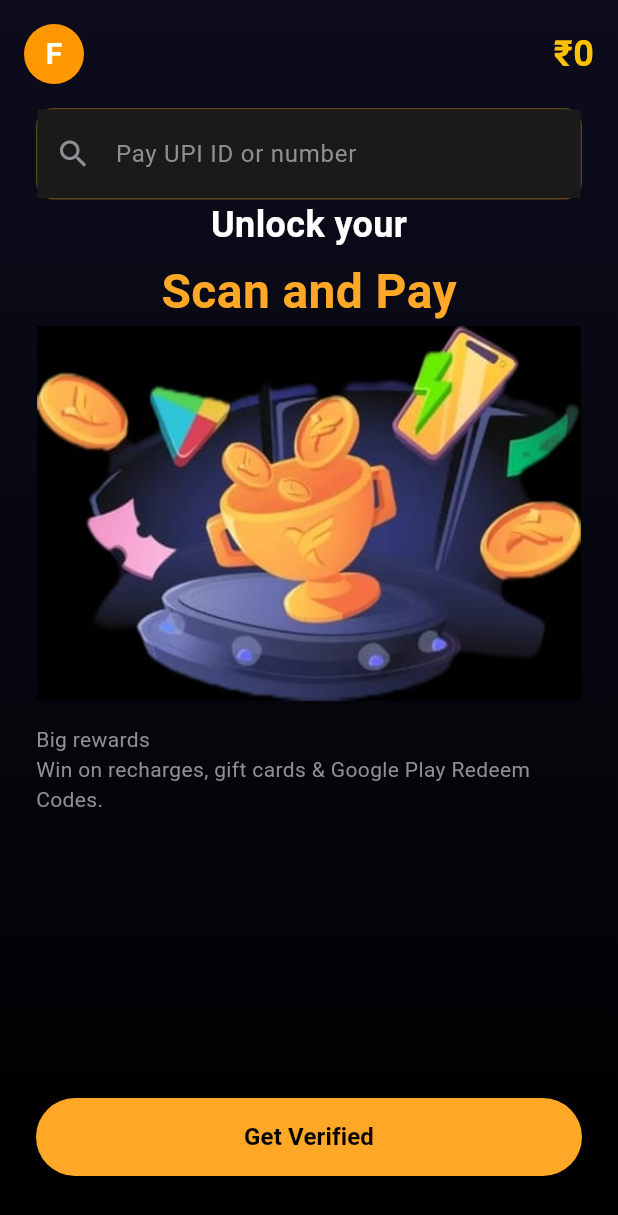
After one commit to Sujin14/famapp_clone, a Flutter app: the Page5Screen screen opened by its route, on a phone screen of 412 x 824 dp. The commit adds this screen. Shown: the top 1215 px of the screen. Run offline on Flutter 3.47's test engine with Material 3 defaults, Android fonts, the phone set to English and light mode, and no system bars; our stand-ins replace go_router.

```diff
--- a/lib/core/theme/app_colors.dart
+++ b/lib/core/theme/app_colors.dart
@@ -1,6 +1,3 @@
-// lib/core/theme/app_colors.dart
-// Updated with colors for verification summary screen
-
 import 'package:flutter/material.dart';
 
 class AppColors {
@@ -16,7 +13,7 @@ class AppColors {
   static const Color darkBackground = Color(0xFF0D0C1D);
   static const Color orangePrimary = Color(0xFFFFA726);
   static const Color inputBg = Color(0xFF1A1A1A);
-  static const Color termsNormal = Color(0xFF8E8A93);
+  static const Color termsNormal = Color(0xFF8E8E93);
 
   // Custom colors for screens
   static const Color verifiedGradientStart = darkBackground;
@@ -59,4 +56,14 @@ class AppColors {
   static const Color noteBg = Color(0xFF1A1A1A);
   static const Color noteText = Color(0xFFBDBDBD);
   static const Color feeIcon = Color(0xFFFF9800);
+
+  // Colors for UPI Scan and Pay screen
+  static const Color upiGradientStart = darkBackground;
+  static const Color upiGradientEnd = black;
+  static const Color upiTitleOrange = Color(0xFFFFA726);
+  static const Color upiSubtitle = Color(0xFF8E8E93);
+  static const Color profileOrange = Color(0xFFFF9800);
+  static const Color searchBg = Color(0xFF1A1A1A);
+  static const Color searchBorder = orangePrimary;
+  static const Color currencyRupee = Color(0xFFFFC107);
 }
--- a/lib/core/theme/app_text_styles.dart
+++ b/lib/core/theme/app_text_styles.dart
@@ -106,4 +106,26 @@ class AppTextStyles {
     fontWeight: FontWeight.w600,
     color: Colors.black,
   );
+
+  static const TextStyle upiTitle = TextStyle(
+    fontSize: 24,
+    fontWeight: FontWeight.bold,
+    color: AppColors.white,
+  );
+
+  static const TextStyle upiScanTitle = TextStyle(
+    fontSize: 32,
+    fontWeight: FontWeight.bold,
+    color: AppColors.upiTitleOrange,
+  );
+
+  static const TextStyle upiSubtitle = TextStyle(
+    fontSize: 14,
+    color: AppColors.upiSubtitle,
+  );
+
+  static const TextStyle searchHint = TextStyle(
+    fontSize: 16,
+    color: AppColors.upiSubtitle,
+  );
 }
--- a/lib/routes/app_router.dart
+++ b/lib/routes/app_router.dart
@@ -1,6 +1,5 @@
 // lib/routes/app_router.dart
-// Updated to include page4
-
+// Updated to include page5 (as in previous response)
 import 'package:go_router/go_router.dart';
 import 'package:fam_app/routes/app_routes.dart';
 import 'package:fam_app/screens/home/home_screen.dart';
@@ -8,6 +7,9 @@ import 'package:fam_app/screens/page1/page1_screen.dart';
 import 'package:fam_app/screens/page2/page2_screen.dart';
 import 'package:fam_app/screens/page3/page3_screen.dart';
 import 'package:fam_app/screens/page4/page4_screen.dart';
+import 'package:fam_app/screens/page5/page5_screen.dart';
+
+import '../screens/page6/page6_screen.dart';
 
 class AppRouter {
   static final GoRouter router = GoRouter(
@@ -38,6 +40,16 @@ class AppRouter {
         name: AppRoutes.page4,
         builder: (context, state) => const Page4Screen(),
       ),
+      GoRoute(
+        path: AppRoutes.page5,
+        name: AppRoutes.page5,
+        builder: (context, state) => const Page5Screen(),
+      ),
+      GoRoute(
+        path: AppRoutes.page6,
+        name: AppRoutes.page6,
+        builder: (context, state) => const Page6Screen(),
+      ),
     ],
   );
 }
--- a/lib/routes/app_routes.dart
+++ b/lib/routes/app_routes.dart
@@ -6,4 +6,5 @@ class AppRoutes {
   static const page3 = '/page3';
   static const page4 = '/page4';
   static const page5 = '/page5';
+  static const page6 = '/page6';
 }
--- a/lib/screens/home/home_screen.dart
+++ b/lib/screens/home/home_screen.dart
@@ -1,5 +1,3 @@
-// lib/screens/home/home_screen.dart
-// Updated to include tile for page4
 
 import 'package:flutter/material.dart';
 import 'package:fam_app/routes/app_routes.dart';
@@ -13,6 +11,8 @@ class HomeScreen extends StatelessWidget {
     {'title': 'Enter Phone Number Screen', 'route': AppRoutes.page2},
     {'title': 'Verifying SMS Screen', 'route': AppRoutes.page3},
     {'title': 'Verification Summary Screen', 'route': AppRoutes.page4},
+    {'title': 'UPI Scan and Pay Screen', 'route': AppRoutes.page5},
+    {'title': 'Verify Phone Screen', 'route': AppRoutes.page6},
   ];
 
   @override
@@ -23,7 +23,10 @@ class HomeScreen extends StatelessWidget {
         itemCount: screens.length,
         itemBuilder: (context, index) {
           final item = screens[index];
-          return HomeTile(title: item['title']!, routeName: item['route']!);
+          return HomeTile(
+            title: item['title']!,
+            routeName: item['route']!,
+          );
         },
       ),
     );
--- a/lib/screens/page4/page4_screen.dart
+++ b/lib/screens/page4/page4_screen.dart
@@ -78,7 +78,7 @@ class Page4Screen extends StatelessWidget {
               VerificationItem(
                 isSuccess: false,
                 mainText: 'Payment Failed for video verification',
-                assetPath: 'assets/images/retry_payment.jpg', // Add your asset
+                assetPath: 'assets/images/retry_payment.jpg',
               ),
               const TransactionLink(),
 
--- /dev/null
+++ b/lib/screens/page5/page5_screen.dart
@@ -0,0 +1,43 @@
+// lib/screens/page5/page5_screen.dart
+// Main screen
+import 'package:fam_app/screens/page5/widgets/rewards_image.dart';
+import 'package:flutter/material.dart';
+import 'package:fam_app/core/theme/app_colors.dart';
+import 'widgets/get_verified_button.dart';
+import 'widgets/profile_header.dart';
+import 'widgets/rewards_subtitle.dart';
+import 'widgets/scan_title.dart';
+import 'widgets/upi_searchbar.dart';
+
+class Page5Screen extends StatelessWidget {
+  const Page5Screen({super.key});
+
+  @override
+  Widget build(BuildContext context) {
+    return Scaffold(
+      body: Container(
+        decoration: const BoxDecoration(
+          gradient: LinearGradient(
+            colors: [AppColors.upiGradientStart, AppColors.upiGradientEnd],
+            begin: Alignment.topCenter,
+            end: Alignment.bottomCenter,
+          ),
+        ),
+        child: SafeArea(
+          child: Column(
+            children: [
+              const ProfileHeader(),
+              const UpiSearchBar(),
+              const ScanTitle(),
+              const RewardsImage(),
+              const RewardsSubtitle(),
+              const Spacer(flex: 1),
+              GetVerifiedButton(),
+              const SizedBox(height: 20),
+            ],
+          ),
+        ),
+      ),
+    );
+  }
+}
--- /dev/null
+++ b/lib/screens/page5/widgets/get_verified_button.dart
@@ -0,0 +1,36 @@
+// lib/widgets/get_verified_button.dart
+// Bottom button
+import 'package:flutter/material.dart';
+import 'package:go_router/go_router.dart';
+import 'package:fam_app/core/theme/app_colors.dart';
+import 'package:fam_app/core/theme/app_text_styles.dart';
+
+class GetVerifiedButton extends StatelessWidget {
+  const GetVerifiedButton({super.key});
+
+  @override
+  Widget build(BuildContext context) {
+    return Padding(
+      padding: const EdgeInsets.symmetric(horizontal: 24.0, vertical: 20.0),
+      child: SizedBox(
+        width: double.infinity,
+        height: 52,
+        child: ElevatedButton(
+          onPressed: () => context.pushNamed('/page2'), // To phone entry
+          style: ElevatedButton.styleFrom(
+            backgroundColor: AppColors.upiTitleOrange,
+            foregroundColor: Colors.black,
+            shape: RoundedRectangleBorder(
+              borderRadius: BorderRadius.circular(30),
+            ),
+            elevation: 0,
+          ),
+          child: const Text(
+            'Get Verified',
+            style: AppTextStyles.buttonText,
+          ),
+        ),
+      ),
+    );
+  }
+}
--- /dev/null
+++ b/lib/screens/page5/widgets/profile_header.dart
@@ -0,0 +1,46 @@
+// lib/widgets/profile_header.dart
+// Profile avatar and balance
+import 'package:flutter/material.dart';
+import 'package:fam_app/core/theme/app_colors.dart';
+
+class ProfileHeader extends StatelessWidget {
+  const ProfileHeader({super.key});
+
+  @override
+  Widget build(BuildContext context) {
+    return Padding(
+      padding: const EdgeInsets.all(16.0),
+      child: Row(
+        mainAxisAlignment: MainAxisAlignment.spaceBetween,
+        children: [
+          Container(
+            width: 40,
+            height: 40,
+            decoration: BoxDecoration(
+              color: AppColors.profileOrange,
+              shape: BoxShape.circle,
+            ),
+            child: const Center(
+              child: Text(
+                'F',
+                style: TextStyle(
+                  color: Colors.white,
+                  fontSize: 20,
+                  fontWeight: FontWeight.bold,
+                ),
+              ),
+            ),
+          ),
+          Text(
+            '₹0',
+            style: const TextStyle(
+              color: AppColors.currencyRupee,
+              fontSize: 24,
+              fontWeight: FontWeight.bold,
+            ),
+          ),
+        ],
+      ),
+    );
+  }
+}
--- /dev/null
+++ b/lib/screens/page5/widgets/rewards_image.dart
@@ -0,0 +1,15 @@
+
+import 'package:flutter/material.dart';
+
+class RewardsImage extends StatelessWidget {
+  const RewardsImage({super.key});
+
+  @override
+  Widget build(BuildContext context) {
+    return Image.asset(
+      'assets/images/trophy.jpg',
+      height: 250,
+      fit: BoxFit.contain,
+    );
+  }
+}
--- /dev/null
+++ b/lib/screens/page5/widgets/rewards_subtitle.dart
@@ -0,0 +1,19 @@
+// lib/widgets/rewards_subtitle.dart
+// Subtitle text
+import 'package:flutter/material.dart';
+import 'package:fam_app/core/theme/app_text_styles.dart';
+
+class RewardsSubtitle extends StatelessWidget {
+  const RewardsSubtitle({super.key});
+
+  @override
+  Widget build(BuildContext context) {
+    return const Padding(
+      padding: EdgeInsets.symmetric(horizontal: 24.0, vertical: 16.0),
+      child: Text(
+        'Big rewards\nWin on recharges, gift cards & Google Play Redeem Codes.',
+        style: AppTextStyles.upiSubtitle,
+      ),
+    );
+  }
+}
--- /dev/null
+++ b/lib/screens/page5/widgets/scan_title.dart
@@ -0,0 +1,28 @@
+// lib/widgets/scan_title.dart
+// "Unlock your Scan and Pay" title
+import 'package:flutter/material.dart';
+import 'package:fam_app/core/theme/app_text_styles.dart';
+
+class ScanTitle extends StatelessWidget {
+  const ScanTitle({super.key});
+
+  @override
+  Widget build(BuildContext context) {
+    return const Padding(
+      padding: EdgeInsets.symmetric(horizontal: 24.0),
+      child: Column(
+        children: [
+          Text(
+            'Unlock your',
+            style: AppTextStyles.upiTitle,
+          ),
+          SizedBox(height: 4),
+          Text(
+            'Scan and Pay',
+            style: AppTextStyles.upiScanTitle,
+          ),
+        ],
+      ),
+    );
+  }
+}
--- /dev/null
+++ b/lib/screens/page5/widgets/upi_searchbar.dart
@@ -0,0 +1,33 @@
+// lib/widgets/upi_search_bar.dart
+// Search bar for UPI ID
+import 'package:flutter/material.dart';
+import 'package:fam_app/core/theme/app_colors.dart';
+import 'package:fam_app/core/theme/app_text_styles.dart';
+
+class UpiSearchBar extends StatelessWidget {
+  const UpiSearchBar({super.key});
+
+  @override
+  Widget build(BuildContext context) {
+    return Padding(
+      padding: const EdgeInsets.symmetric(horizontal: 24.0),
+      child: Container(
+        decoration: BoxDecoration(
+          color: AppColors.searchBg,
+          borderRadius: BorderRadius.circular(12),
+          border: Border.all(color: AppColors.searchBorder.withOpacity(0.3)),
+        ),
+        child: TextField(
+          style: AppTextStyles.entryInput.copyWith(color: AppColors.white),
+          decoration: InputDecoration(
+            hintText: 'Pay UPI ID or number',
+            hintStyle: AppTextStyles.searchHint,
+            prefixIcon: Icon(Icons.search, color: AppColors.upiSubtitle),
+            border: InputBorder.none,
+            contentPadding: const EdgeInsets.symmetric(horizontal: 16.0, vertical: 16.0),
+          ),
+        ),
+      ),
+    );
+  }
+}
```
Also changed, not shown: lib/screens/page6/page6_screen.dart (added, +68 -0 lines), lib/screens/page6/widgets/continue_button.dart (added, +30 -0 lines), lib/screens/page6/widgets/verified_header.dart (added, +29 -0 lines), lib/screens/page6/widgets/verified_image.dart (added, +16 -0 lines).
